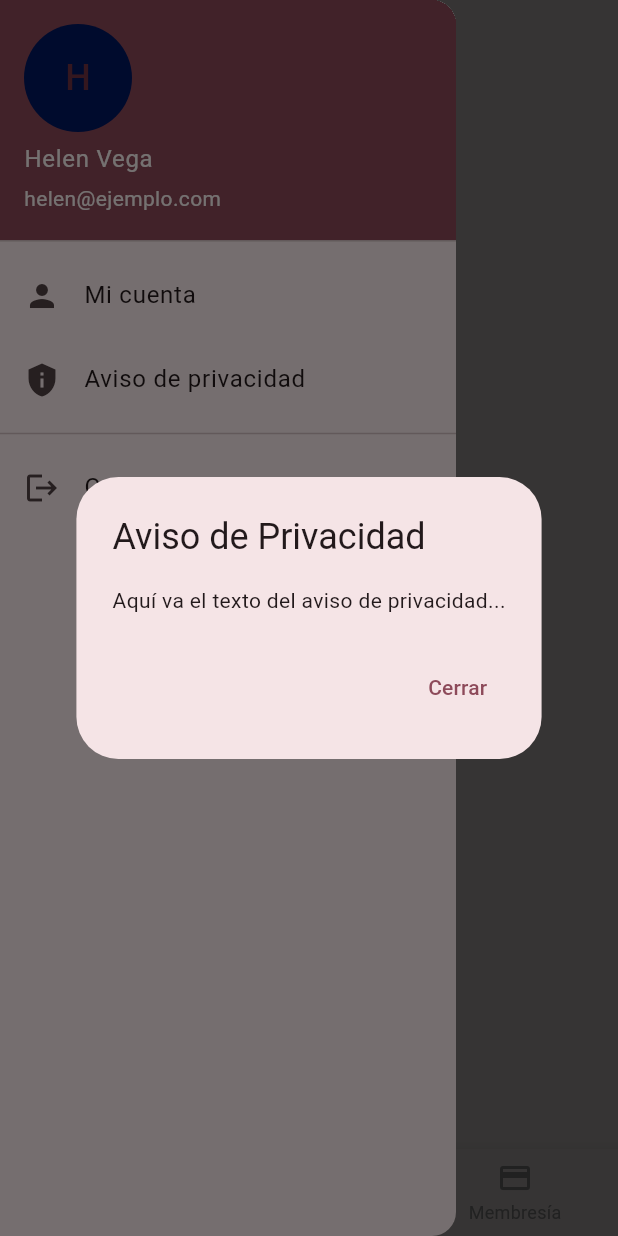
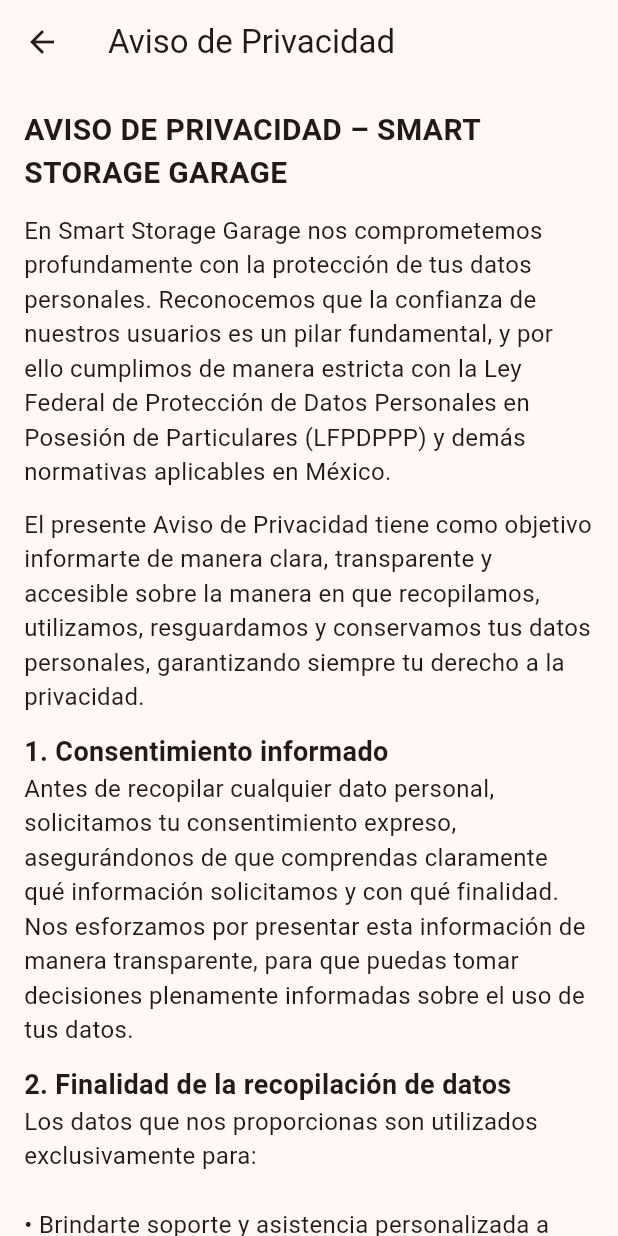
Before and after one commit to SmartStorageAI/SmartStorageGarage-app, a Flutter app: the screen it shows after launch, in the side drawer, after a tap on "Aviso de privacidad", on a phone screen of 412 x 824 dp. Run offline on Flutter 3.47's test engine with Material 3 defaults, Android fonts, the phone set to English and light mode, and no system bars; our stand-ins replace cloud_firestore, firebase_core; accounts and stored records are empty.

Commit message:
aviso de privacidad

```diff
--- a/lib/main.dart
+++ b/lib/main.dart
@@ -33,6 +33,7 @@
 import 'package:firebase_core/firebase_core.dart';
 import 'firebase_options.dart';
 import 'pages/main_page.dart';
+import 'pages/privacy_page.dart';
 
 void main() async {
   WidgetsFlutterBinding.ensureInitialized();
--- a/lib/pages/main_page.dart
+++ b/lib/pages/main_page.dart
@@ -2,6 +2,7 @@
 import 'home_page.dart';
 import 'chatbot_page.dart';
 import 'renew_page.dart';
+import 'privacy_page.dart';
 
 class MainPage extends StatefulWidget {
   const MainPage({super.key});
@@ -31,11 +32,11 @@
       appBar: AppBar(
         title: const Text('Smart Storage App'),
       ),
+
       drawer: Drawer(
         child: ListView(
           padding: EdgeInsets.zero,
           children: [
-            // Header con info del usuario
             UserAccountsDrawerHeader(
               accountName: const Text('Helen Vega'),
               accountEmail: const Text('helen@ejemplo.com'),
@@ -44,13 +45,10 @@
                 child: const Text('H', style: TextStyle(fontSize: 24)),
               ),
             ),
-
-            // Opciones del drawer
             ListTile(
               leading: const Icon(Icons.person),
               title: const Text('Mi cuenta'),
               onTap: () {
-                // Aquí puedes navegar a la página de perfil
                 Navigator.pop(context);
               },
             ),
@@ -58,19 +56,11 @@
               leading: const Icon(Icons.privacy_tip),
               title: const Text('Aviso de privacidad'),
               onTap: () {
-                // Aquí podrías abrir un AlertDialog o página con el aviso
-                showDialog(
-                  context: context,
-                  builder: (context) => AlertDialog(
-                    title: const Text('Aviso de Privacidad'),
-                    content: const Text('Aquí va el texto del aviso de privacidad...'),
-                    actions: [
-                      TextButton(
-                        onPressed: () => Navigator.pop(context),
-                        child: const Text('Cerrar'),
-                      )
-                    ],
-                  ),
+                Navigator.pop(context); // cierra Drawer
+                // 🚀 Navegación usando MaterialPageRoute
+                Navigator.push(
+                  context,
+                  MaterialPageRoute(builder: (context) => const PrivacyPage()),
                 );
               },
             ),
@@ -79,7 +69,6 @@
               leading: const Icon(Icons.logout),
               title: const Text('Cerrar sesión'),
               onTap: () {
-                // Aquí cerrarías sesión con Firebase Auth
                 Navigator.pop(context);
               },
             ),
--- /dev/null
+++ b/lib/pages/privacy_page.dart
@@ -0,0 +1,113 @@
+import 'package:flutter/material.dart';
+
+class PrivacyPage extends StatelessWidget {
+  const PrivacyPage({super.key});
+
+  @override
+  Widget build(BuildContext context) {
+    return Scaffold(
+      appBar: AppBar(
+        title: const Text('Aviso de Privacidad'),
+      ),
+      body: SingleChildScrollView(
+        padding: const EdgeInsets.all(16),
+        child: Column(
+          crossAxisAlignment: CrossAxisAlignment.start,
+          children: const [
+            Text(
+              'AVISO DE PRIVACIDAD – SMART STORAGE GARAGE',
+              style: TextStyle(fontSize: 20, fontWeight: FontWeight.bold),
+            ),
+            SizedBox(height: 12),
+            Text(
+              'En Smart Storage Garage nos comprometemos profundamente con la protección de tus datos personales. Reconocemos que la confianza de nuestros usuarios es un pilar fundamental, y por ello cumplimos de manera estricta con la Ley Federal de Protección de Datos Personales en Posesión de Particulares (LFPDPPP) y demás normativas aplicables en México.',
+              style: TextStyle(fontSize: 16),
+            ),
+            SizedBox(height: 12),
+            Text(
+              'El presente Aviso de Privacidad tiene como objetivo informarte de manera clara, transparente y accesible sobre la manera en que recopilamos, utilizamos, resguardamos y conservamos tus datos personales, garantizando siempre tu derecho a la privacidad.',
+              style: TextStyle(fontSize: 16),
+            ),
+            SizedBox(height: 12),
+            Text(
+              '1. Consentimiento informado',
+              style: TextStyle(fontSize: 18, fontWeight: FontWeight.bold),
+            ),
+            Text(
+              'Antes de recopilar cualquier dato personal, solicitamos tu consentimiento expreso, asegurándonos de que comprendas claramente qué información solicitamos y con qué finalidad. Nos esforzamos por presentar esta información de manera transparente, para que puedas tomar decisiones plenamente informadas sobre el uso de tus datos.',
+              style: TextStyle(fontSize: 16),
+            ),
+            SizedBox(height: 12),
+            Text(
+              '2. Finalidad de la recopilación de datos',
+              style: TextStyle(fontSize: 18, fontWeight: FontWeight.bold),
+            ),
+            Text(
+              'Los datos que nos proporcionas son utilizados exclusivamente para:\n\n• Brindarte soporte y asistencia personalizada a través de nuestro chat, asegurando una experiencia eficiente y confiable.\n\n• Mejorar de manera continua la funcionalidad, rendimiento y seguridad de la aplicación, adaptándola a tus necesidades.\n\n• Enviarte notificaciones relevantes relacionadas con tu cuenta, los servicios que utilizas o actualizaciones importantes de la app.\n\nSolo solicitamos y procesamos la información estrictamente necesaria para cumplir con estas finalidades, evitando recopilar datos innecesarios.',
+              style: TextStyle(fontSize: 16),
+            ),
+            SizedBox(height: 12),
+            Text(
+              '3. Seguridad de los datos',
+              style: TextStyle(fontSize: 18, fontWeight: FontWeight.bold),
+            ),
+            Text(
+              'Implementamos rigurosas medidas técnicas y administrativas para proteger tus datos frente a accesos no autorizados, pérdida, alteración o divulgación indebida. Adicionalmente, utilizamos protocolos de cifrado avanzados para la transmisión y almacenamiento de información sensible, garantizando que tu privacidad esté siempre resguardada.',
+              style: TextStyle(fontSize: 16),
+            ),
+            SizedBox(height: 12),
+            Text(
+              '4. Derechos de los usuarios (ARCO)',
+              style: TextStyle(fontSize: 18, fontWeight: FontWeight.bold),
+            ),
+            Text(
+              'Como usuario, tienes derechos plenos sobre tus datos personales, incluyendo Acceder, Rectificar, Cancelar y Oponerte a su tratamiento. Para ejercer estos derechos, puedes comunicarte con nosotros mediante: [correo de contacto], y nuestro equipo atenderá tu solicitud de manera oportuna y eficiente.',
+              style: TextStyle(fontSize: 16),
+            ),
+            SizedBox(height: 12),
+            Text(
+              '5. Retención de datos',
+              style: TextStyle(fontSize: 18, fontWeight: FontWeight.bold),
+            ),
+            Text(
+              'Tus datos personales serán conservados únicamente durante el tiempo estrictamente necesario para cumplir con las finalidades para las que fueron recopilados. Una vez cumplido este propósito, procederemos a su eliminación segura y definitiva, asegurando que no queden registros innecesarios.',
+              style: TextStyle(fontSize: 16),
+            ),
+            SizedBox(height: 12),
+            Text(
+              '6. Política de privacidad',
+              style: TextStyle(fontSize: 18, fontWeight: FontWeight.bold),
+            ),
+            Text(
+              'Nuestra política de privacidad está disponible y accesible en todo momento, describiendo de manera detallada cómo recopilamos, usamos, protegemos y administramos tus datos personales, con la intención de brindarte tranquilidad y certeza sobre la seguridad de tu información.',
+              style: TextStyle(fontSize: 16),
+            ),
+            SizedBox(height: 12),
+            Text(
+              '7. Transferencia de datos',
+              style: TextStyle(fontSize: 18, fontWeight: FontWeight.bold),
+            ),
+            Text(
+              'En caso de que sea necesario transferir tus datos a terceros, esto se realizará únicamente con tu consentimiento previo, garantizando que la transferencia cumpla con la legislación vigente y con los más altos estándares de seguridad y confidencialidad.',
+              style: TextStyle(fontSize: 16),
+            ),
+            SizedBox(height: 12),
+            Text(
+              '8. Notificación de brechas de seguridad',
+              style: TextStyle(fontSize: 18, fontWeight: FontWeight.bold),
+            ),
+            Text(
+              'Si llegara a presentarse cualquier brecha de seguridad que pueda comprometer tus datos personales, nos comprometemos a notificarte de manera inmediata y conforme a los plazos establecidos por la LFPDPPP, tomando todas las medidas necesarias para mitigar cualquier riesgo.',
+              style: TextStyle(fontSize: 16),
+            ),
+            SizedBox(height: 12),
+            Text(
+              'El uso continuado de nuestra aplicación implica la aceptación plena de las prácticas y medidas descritas en este Aviso de Privacidad, asegurando una relación transparente y de confianza entre nuestros usuarios y Smart Storage Garage.',
+              style: TextStyle(fontSize: 16),
+            ),
+          ],
+        ),
+      ),
+    );
+  }
+}
--- a/lib/routes/app_routes.dart
+++ b/lib/routes/app_routes.dart
@@ -1,4 +1,5 @@
 import 'package:flutter/material.dart';
+import 'package:ss_app/pages/privacy_page.dart';
 //import '../pages/login_page.dart';
 import '../pages/home_page.dart';
 import '../pages/chatbot_page.dart';
@@ -10,5 +11,6 @@
     '/home': (_) => const HomePage(),
     '/chatbot': (_) => const ChatbotPage(),
     '/renew': (_) => const RenewPage(),
+    '/privacy': (_) => const PrivacyPage(),
   };
 }
```
